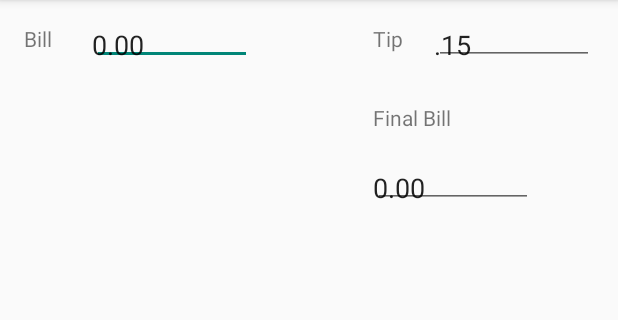
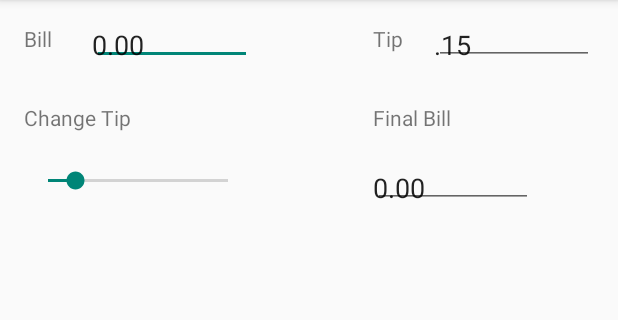
Before and after one commit to derekkier/AndroidReference, an Android app: the screen it shows after launch (MainActivity), on a phone screen of 412 x 824 dp, the part 84-404 px from its top. Run offline under Robolectric (Android 15) with nearby library versions, the phone set to English and light mode, and no system bars.

Commit message:
Make basic working version.

```diff
--- a/app/src/main/java/com/derekkier/androidreference/MainActivity.java
+++ b/app/src/main/java/com/derekkier/androidreference/MainActivity.java
@@ -8,10 +8,10 @@ import android.text.TextWatcher;
 import android.view.Menu;
 import android.view.MenuItem;
 import android.widget.EditText;
-import android.widget.Toast;
+import android.widget.SeekBar;
 
 public class MainActivity extends Activity {
-    private static final String TOTAL_BILL = "TOTAL BILL";
+    private static final String TOTAL_BILL = "TOTAL_BILL";//the value acts a key to be stored later
     private static final String CURRENT_TIP = "CURRENT_TIP";
     private static final String BILL_WITHOUT_TIP = "BILL_WITHOUT_TIP";
 
@@ -22,10 +22,7 @@ public class MainActivity extends Activity {
     EditText billBeforeTipET;
     EditText tipAmountET;
     EditText finalBillET;
-
-
-    public Toast toast;
-    public int intResumeCount = 0;
+    SeekBar tipSeekBar;
 
     @Override
     protected void onCreate(Bundle savedInstanceState) {
@@ -48,16 +45,30 @@ public class MainActivity extends Activity {
         billBeforeTipET = (EditText) findViewById(R.id.billEditText);
         tipAmountET = (EditText) findViewById(R.id.tipEditText);
         finalBillET = (EditText) findViewById(R.id.finalBillEditText);
-
+        tipSeekBar = (SeekBar) findViewById(R.id.changeTipSeekBar);
+        tipSeekBar.setOnSeekBarChangeListener(tipSeekBarListener);
         billBeforeTipET.addTextChangedListener(billBeforeTipListener);
         //tipAmountET.addTextChangedListener(billBeforeTipListener);
+    }
+    private SeekBar.OnSeekBarChangeListener tipSeekBarListener = new SeekBar.OnSeekBarChangeListener() {
+        @Override
+        public void onProgressChanged(SeekBar seekBar, int progress, boolean fromUser) {
+            tipAmount       = tipSeekBar.getProgress() *.01;
+            tipAmountET.setText(String.format("%.02f",tipAmount));
 
-        //create and show a toast message.
-        Context context = getApplicationContext();
-        int duration = Toast.LENGTH_SHORT;
-        toast = Toast.makeText(context, R.string.onCreate_message, duration);
-        toast.show();
-    }
+            updateTipAndFinalBill();
+        }
+
+        @Override
+        public void onStartTrackingTouch(SeekBar seekBar) {
+
+        }
+
+        @Override
+        public void onStopTrackingTouch(SeekBar seekBar) {
+
+        }
+    };
 
     private TextWatcher billBeforeTipListener = new TextWatcher() {
         @Override
@@ -94,22 +105,12 @@ public class MainActivity extends Activity {
     }
 
     @Override
-    protected void onPause()
+    protected void onSaveInstanceState(Bundle outState)
     {
-        super.onPause();
-        toast.setText(R.string.onPause_message);
-        toast.show();
-    }
-
-    @Override
-    protected void onResume()
-    {
-        super.onResume();
-        if( intResumeCount > 0 ) {
-            toast.setText(R.string.onResume_message);
-            toast.show();
-        }
-        intResumeCount++;
+        super.onSaveInstanceState(outState);
+        outState.putDouble(TOTAL_BILL, finalBill);
+        outState.putDouble(CURRENT_TIP, tipAmount);
+        outState.putDouble(BILL_WITHOUT_TIP, billBeforeTip);
     }
 
     @Override
--- a/app/src/main/res/layout/activity_main.xml
+++ b/app/src/main/res/layout/activity_main.xml
@@ -70,5 +70,22 @@
         android:layout_alignStart="@+id/finalBillTextView"
         android:layout_marginTop="23dp" />
 
+    <TextView
+        android:layout_width="wrap_content"
+        android:layout_height="wrap_content"
+        android:id="@+id/changeTipTextView"
+        android:layout_alignTop="@+id/finalBillTextView"
+        android:layout_alignParentStart="true"
+        android:text="@string/change_tip_text_view" />
+
+    <SeekBar
+        android:layout_width="match_parent"
+        android:layout_height="wrap_content"
+        android:id="@+id/changeTipSeekBar"
+        android:progress="15"
+        android:layout_alignTop="@+id/finalBillEditText"
+        android:layout_alignParentStart="true"
+        android:layout_alignEnd="@+id/billEditText" />
+
 
 </RelativeLayout>
--- a/app/src/main/res/values/strings.xml
+++ b/app/src/main/res/values/strings.xml
@@ -11,7 +11,7 @@
     <string name="final_bill_text_view">Final Bill</string>
     <string name="final_bill_edit_text">.15</string>
 
-    <string name="change_tip_text_view">.15</string>
+    <string name="change_tip_text_view">Change Tip</string>
 
     <string name="onCreate_message">Hello there.</string>
     <string name="onPause_message">See you later!</string>
```
